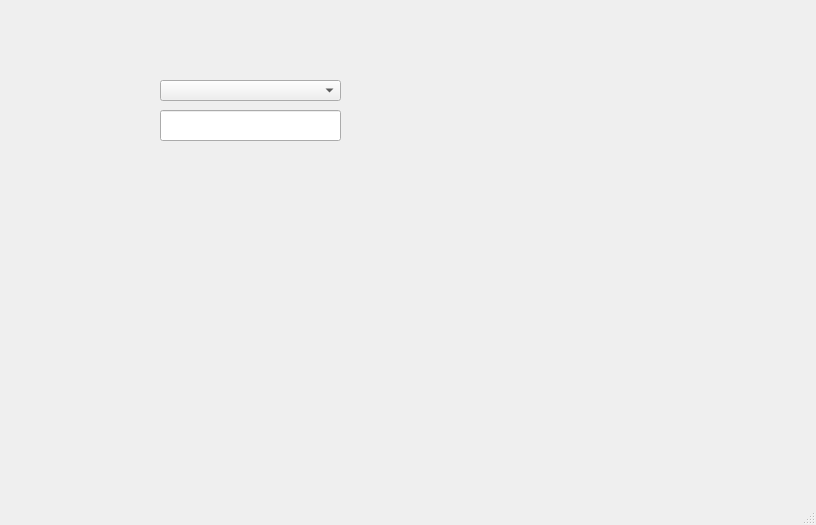
Old version of the form mainwindow.ui in the repository xukangmin/OpenSerialDAQ.
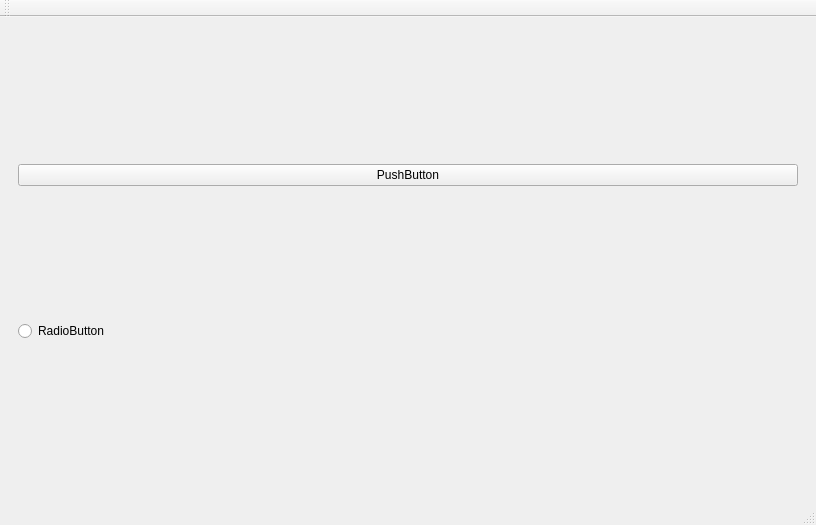
New version of the form. The open tabs and pages were chosen to show the change. Icons and pictures are not drawn.

Patch:
```diff
--- a/mainwindow.ui
+++ b/mainwindow.ui
@@ -14,26 +14,42 @@
    <string>MainWindow</string>
   </property>
   <widget class="QWidget" name="centralwidget">
-   <widget class="QLineEdit" name="lineEdit">
-    <property name="geometry">
-     <rect>
-      <x>160</x>
-      <y>110</y>
-      <width>181</width>
-      <height>31</height>
-     </rect>
-    </property>
-   </widget>
-   <widget class="QComboBox" name="comboBox">
-    <property name="geometry">
-     <rect>
-      <x>160</x>
-      <y>80</y>
-      <width>181</width>
-      <height>21</height>
-     </rect>
-    </property>
-   </widget>
+   <property name="maximumSize">
+    <size>
+     <width>16777215</width>
+     <height>472</height>
+    </size>
+   </property>
+   <layout class="QVBoxLayout" name="verticalLayout">
+    <item>
+     <widget class="QStackedWidget" name="stackedWidget_2">
+      <property name="currentIndex">
+       <number>0</number>
+      </property>
+      <widget class="QWidget" name="OverViewPage">
+       <layout class="QVBoxLayout" name="verticalLayout_3"/>
+      </widget>
+      <widget class="QWidget" name="DevicePage">
+       <layout class="QVBoxLayout" name="verticalLayout_2">
+        <item>
+         <widget class="QPushButton" name="pushButton_2">
+          <property name="text">
+           <string>PushButton</string>
+          </property>
+         </widget>
+        </item>
+        <item>
+         <widget class="QRadioButton" name="radioButton">
+          <property name="text">
+           <string>RadioButton</string>
+          </property>
+         </widget>
+        </item>
+       </layout>
+      </widget>
+     </widget>
+    </item>
+   </layout>
   </widget>
   <widget class="QMenuBar" name="menubar">
    <property name="geometry">
@@ -46,6 +62,38 @@
    </property>
   </widget>
   <widget class="QStatusBar" name="statusbar"/>
+  <widget class="QToolBar" name="toolBar">
+   <property name="windowTitle">
+    <string>toolBar</string>
+   </property>
+   <attribute name="toolBarArea">
+    <enum>TopToolBarArea</enum>
+   </attribute>
+   <attribute name="toolBarBreak">
+    <bool>false</bool>
+   </attribute>
+  </widget>
+  <action name="actionOverView">
+   <property name="icon">
+    <iconset resource="icons/icons.qrc">
+     <normaloff>:/icons/serial-pot-16.png</normaloff>:/icons/serial-pot-16.png</iconset>
+   </property>
+   <property name="text">
+    <string>OverView</string>
+   </property>
+   <property name="toolTip">
+    <string>Over View</string>
+   </property>
+  </action>
+  <action name="actionDevices">
+   <property name="icon">
+    <iconset resource="icons/icons.qrc">
+     <normaloff>:/icons/save-16.png</normaloff>:/icons/save-16.png</iconset>
+   </property>
+   <property name="text">
+    <string>Devices</string>
+   </property>
+  </action>
  </widget>
  <resources/>
  <connections/>
```
Left out of the diff: 4 changed lines with no effect on the pictures.
